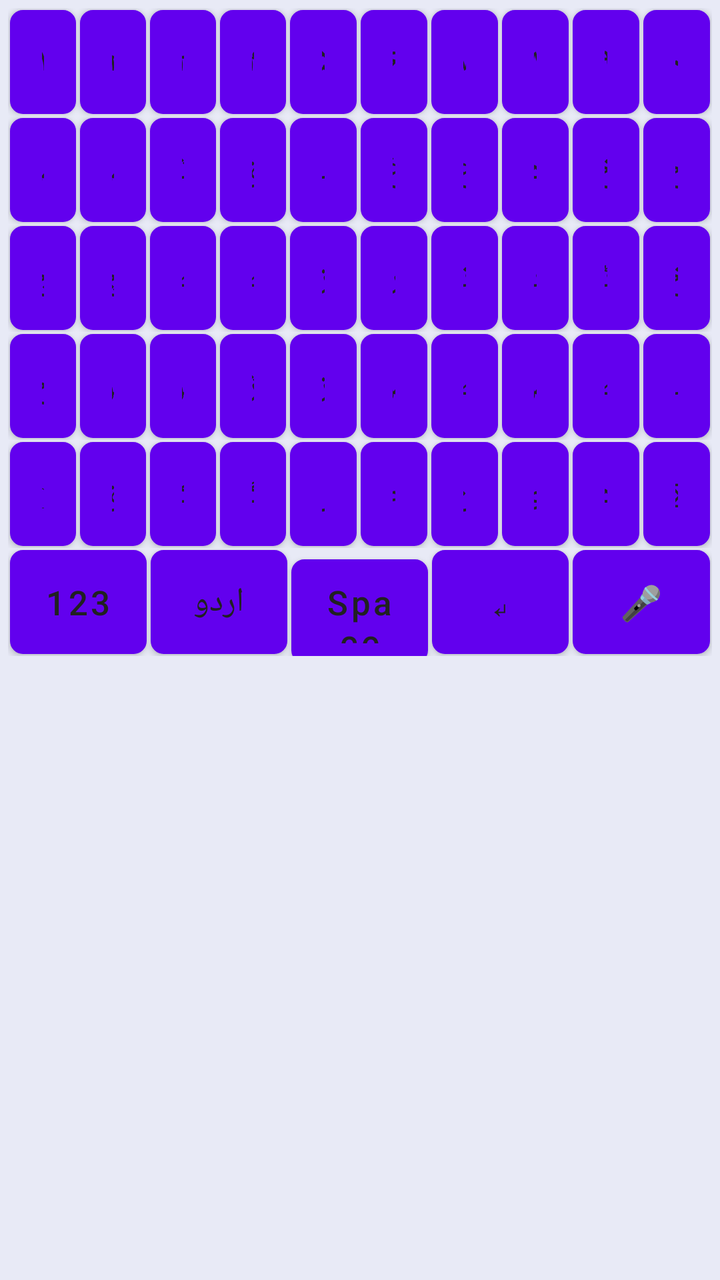
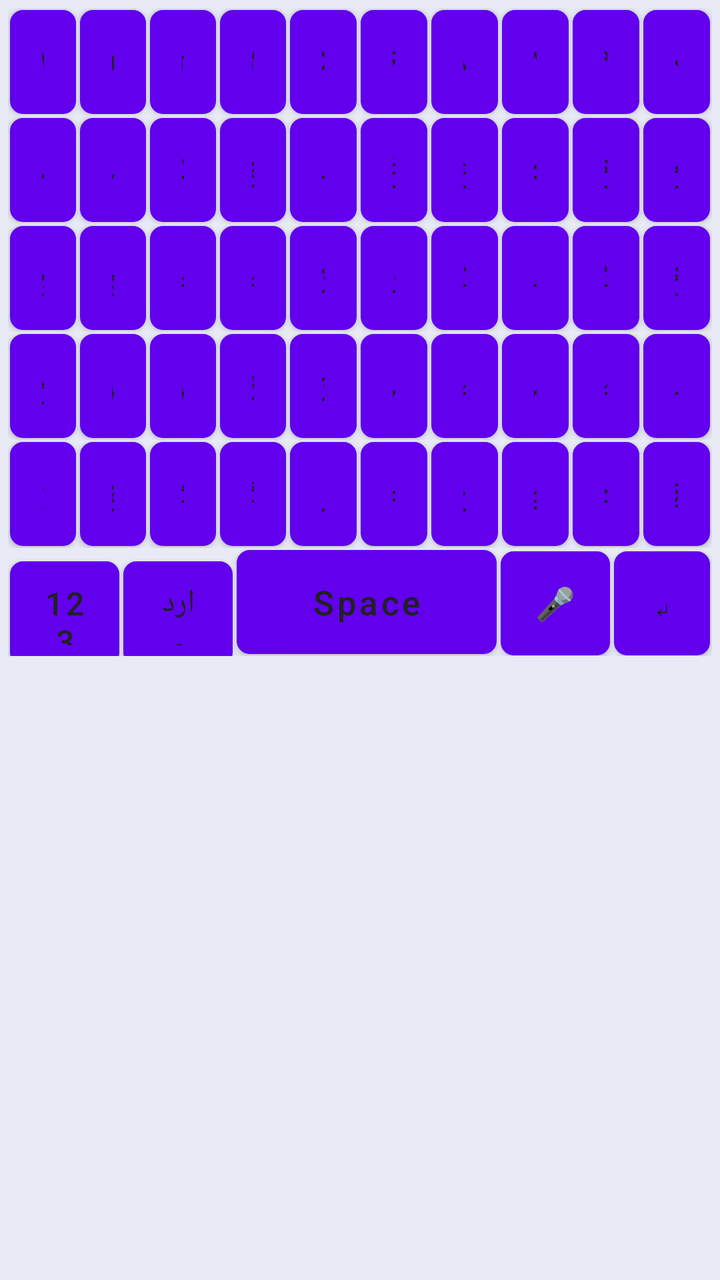

Compare the two renders of this Android layout. The source of the first and the diff that turns it into the second are given below.
<!-- AndroidManifest.xml: fallback theme Theme.MaterialComponents.DayNight.NoActionBar -->
<!-- res/layout/keyboard_urdu.xml -->
<?xml version="1.0" encoding="utf-8"?>
<LinearLayout xmlns:android="http://schemas.android.com/apk/res/android"
    android:layout_width="match_parent"
    android:layout_height="wrap_content"
    android:minHeight="332dp"
    android:background="#E8EAF6"
    android:clipToPadding="false"
    android:fitsSystemWindows="true"
    android:orientation="vertical"
    android:padding="4dp">

    <LinearLayout
        android:layout_width="match_parent"
        android:layout_height="wrap_content"
        android:orientation="horizontal">

        <Button android:id="@+id/urdu_key_num_1" style="@style/KeyboardButton" android:text="۱" />
        <Button android:id="@+id/urdu_key_num_2" style="@style/KeyboardButton" android:text="۲" />
        <Button android:id="@+id/urdu_key_num_3" style="@style/KeyboardButton" android:text="۳" />
        <Button android:id="@+id/urdu_key_num_4" style="@style/KeyboardButton" android:text="۴" />
        <Button android:id="@+id/urdu_key_num_5" style="@style/KeyboardButton" android:text="۵" />
        <Button android:id="@+id/urdu_key_num_6" style="@style/KeyboardButton" android:text="۶" />
        <Button android:id="@+id/urdu_key_num_7" style="@style/KeyboardButton" android:text="۷" />
        <Button android:id="@+id/urdu_key_num_8" style="@style/KeyboardButton" android:text="۸" />
        <Button android:id="@+id/urdu_key_num_9" style="@style/KeyboardButton" android:text="۹" />
        <Button android:id="@+id/urdu_key_num_0" style="@style/KeyboardButton" android:text="۰" />
    </LinearLayout>

    <LinearLayout
        android:layout_width="match_parent"
        android:layout_height="wrap_content"
        android:orientation="horizontal">

        <Button android:id="@+id/urdu_key_1" style="@style/KeyboardButton" android:text="ض" />
        <Button android:id="@+id/urdu_key_2" style="@style/KeyboardButton" android:text="ص" />
        <Button android:id="@+id/urdu_key_3" style="@style/KeyboardButton" android:text="ث" />
        <Button android:id="@+id/urdu_key_4" style="@style/KeyboardButton" android:text="ق" />
        <Button android:id="@+id/urdu_key_5" style="@style/KeyboardButton" android:text="ف" />
        <Button android:id="@+id/urdu_key_6" style="@style/KeyboardButton" android:text="غ" />
        <Button android:id="@+id/urdu_key_7" style="@style/KeyboardButton" android:text="ع" />
        <Button android:id="@+id/urdu_key_8" style="@style/KeyboardButton" android:text="ہ" />
        <Button android:id="@+id/urdu_key_9" style="@style/KeyboardButton" android:text="خ" />
        <Button android:id="@+id/urdu_key_10" style="@style/KeyboardButton" android:text="ح" />
    </LinearLayout>

    <LinearLayout
        android:layout_width="match_parent"
        android:layout_height="wrap_content"
        android:orientation="horizontal">

        <Button android:id="@+id/urdu_key_11" style="@style/KeyboardButton" android:text="ج" />
        <Button android:id="@+id/urdu_key_12" style="@style/KeyboardButton" android:text="چ" />
        <Button android:id="@+id/urdu_key_13" style="@style/KeyboardButton" android:text="ظ" />
        <Button android:id="@+id/urdu_key_14" style="@style/KeyboardButton" android:text="ط" />
        <Button android:id="@+id/urdu_key_15" style="@style/KeyboardButton" android:text="ز" />
        <Button android:id="@+id/urdu_key_16" style="@style/KeyboardButton" android:text="ر" />
        <Button android:id="@+id/urdu_key_17" style="@style/KeyboardButton" android:text="ذ" />
        <Button android:id="@+id/urdu_key_18" style="@style/KeyboardButton" android:text="د" />
        <Button android:id="@+id/urdu_key_19" style="@style/KeyboardButton" android:text="ڈ" />
        <Button android:id="@+id/urdu_key_20" style="@style/KeyboardButton" android:text="خ" />
    </LinearLayout>

    <LinearLayout
        android:layout_width="match_parent"
        android:layout_height="wrap_content"
        android:orientation="horizontal">

        <Button android:id="@+id/urdu_key_21" style="@style/KeyboardButton" android:text="ح" />
        <Button android:id="@+id/urdu_key_22" style="@style/KeyboardButton" android:text="ش" />
        <Button android:id="@+id/urdu_key_23" style="@style/KeyboardButton" android:text="س" />
        <Button android:id="@+id/urdu_key_24" style="@style/KeyboardButton" android:text="ژ" />
        <Button android:id="@+id/urdu_key_25" style="@style/KeyboardButton" android:text="ز" />
        <Button android:id="@+id/urdu_key_26" style="@style/KeyboardButton" android:text="ص" />
        <Button android:id="@+id/urdu_key_27" style="@style/KeyboardButton" android:text="ط" />
        <Button android:id="@+id/urdu_key_28" style="@style/KeyboardButton" android:text="ض" />
        <Button android:id="@+id/urdu_key_29" style="@style/KeyboardButton" android:text="ظ" />
        <Button android:id="@+id/urdu_key_30" style="@style/KeyboardButton" android:text="ف" />
    </LinearLayout>

    <LinearLayout
        android:layout_width="match_parent"
        android:layout_height="wrap_content"
        android:orientation="horizontal">

        <Button android:id="@+id/urdu_key_shift" style="@style/KeyboardButton" android:text="⇧" />
        <Button android:id="@+id/urdu_key_31" style="@style/KeyboardButton" android:text="ق" />
        <Button android:id="@+id/urdu_key_32" style="@style/KeyboardButton" android:text="ک" />
        <Button android:id="@+id/urdu_key_33" style="@style/KeyboardButton" android:text="گ" />
        <Button android:id="@+id/urdu_key_34" style="@style/KeyboardButton" android:text="ل" />
        <Button android:id="@+id/urdu_key_35" style="@style/KeyboardButton" android:text="م" />
        <Button android:id="@+id/urdu_key_36" style="@style/KeyboardButton" android:text="ن" />
        <Button android:id="@+id/urdu_key_37" style="@style/KeyboardButton" android:text="و" />
        <Button android:id="@+id/urdu_key_38" style="@style/KeyboardButton" android:text="ہ" />
        <Button android:id="@+id/urdu_backspace" style="@style/KeyboardButton" android:text="⌫" />
    </LinearLayout>

    <LinearLayout
        android:layout_width="match_parent"
        android:layout_height="wrap_content"
        android:orientation="horizontal">

        <Button android:id="@+id/urdu_key_symbols" style="@style/KeyboardButton" android:text="123" />
        <Button android:id="@+id/urdu_key_language" style="@style/KeyboardButton" android:text="اردو" />
        <Button android:id="@+id/urdu_key_space" style="@style/KeyboardButton" android:text="Space" />
        <Button android:id="@+id/urdu_key_enter" style="@style/KeyboardButton" android:text="↵" />
        <Button android:id="@+id/urdu_key_voice" style="@style/KeyboardButton" android:text="🎤" />
    </LinearLayout>

</LinearLayout>
<!-- resources referenced by this layout -->
<resources>
  <style name="KeyboardButton">
          <item name="android:layout_width">0dp</item>
          <item name="android:layout_height">52dp</item>
          <item name="android:layout_weight">1</item>
          <item name="android:layout_margin">1dp</item>
          <item name="android:background">@drawable/key_background</item>
          <item name="android:textColor">#212121</item>
          <item name="android:textSize">17sp</item>
          <item name="android:textAllCaps">false</item>
          <item name="android:gravity">center</item>
          <item name="android:clickable">true</item>
          <item name="android:focusable">true</item>
      </style>
  <!-- drawable key_background (drawable) -->
  <?xml version="1.0" encoding="utf-8"?>
  <selector xmlns:android="http://schemas.android.com/apk/res/android">
      
      <item android:state_pressed="true">
          <shape android:shape="rectangle">
              <solid android:color="#E0E0E0" />
              <corners android:radius="6dp" />
              <stroke
                  android:width="1dp"
                  android:color="#BDBDBD" />
              <padding
                  android:left="8dp"
                  android:top="8dp"
                  android:right="8dp"
                  android:bottom="8dp" />
          </shape>
      </item>
      
      
      <item>
          <shape android:shape="rectangle">
              <solid android:color="#FFFFFF" />
              <corners android:radius="6dp" />
              <stroke
                  android:width="1dp"
                  android:color="#E0E0E0" />
              <padding
                  android:left="8dp"
                  android:top="8dp"
                  android:right="8dp"
                  android:bottom="8dp" />
          </shape>
      </item>
  </selector>
</resources>

<!-- the commit's change to res/layout/keyboard_urdu.xml (unified diff, before → after) -->
@@ -99,11 +99,11 @@
         android:layout_height="wrap_content"
         android:orientation="horizontal">
 
-        <Button android:id="@+id/urdu_key_symbols" style="@style/KeyboardButton" android:text="123" />
-        <Button android:id="@+id/urdu_key_language" style="@style/KeyboardButton" android:text="اردو" />
-        <Button android:id="@+id/urdu_key_space" style="@style/KeyboardButton" android:text="Space" />
-        <Button android:id="@+id/urdu_key_enter" style="@style/KeyboardButton" android:text="↵" />
-        <Button android:id="@+id/urdu_key_voice" style="@style/KeyboardButton" android:text="🎤" />
+        <Button android:id="@+id/urdu_key_symbols" style="@style/KeyboardButtonBottomSmall" android:text="123" />
+        <Button android:id="@+id/urdu_key_language" style="@style/KeyboardButtonBottomSmall" android:text="اردو" />
+        <Button android:id="@+id/urdu_key_space" style="@style/KeyboardButtonBottomSpace" android:text="Space" />
+        <Button android:id="@+id/urdu_key_voice" style="@style/KeyboardButtonBottomSmall" android:text="🎤" />
+        <Button android:id="@+id/urdu_key_enter" style="@style/KeyboardButtonBottomEnter" android:text="↵" />
     </LinearLayout>
 
 </LinearLayout>
<!-- resource entries referenced after the edit -->
@@ -12,6 +12,18 @@
           <item name="android:gravity">center</item>
           <item name="android:clickable">true</item>
           <item name="android:focusable">true</item>
+      </style>
+  <style name="KeyboardButtonBottomEnter" parent="KeyboardButton">
+          <item name="android:layout_weight">0.7</item>
+          <item name="android:textSize">16sp</item>
+      </style>
+  <style name="KeyboardButtonBottomSmall" parent="KeyboardButton">
+          <item name="android:layout_weight">0.8</item>
+          <item name="android:textSize">16sp</item>
+      </style>
+  <style name="KeyboardButtonBottomSpace" parent="KeyboardButton">
+          <item name="android:layout_weight">1.9</item>
+          <item name="android:textSize">17sp</item>
       </style>
   <!-- drawable key_background (drawable) -->
   <?xml version="1.0" encoding="utf-8"?>
